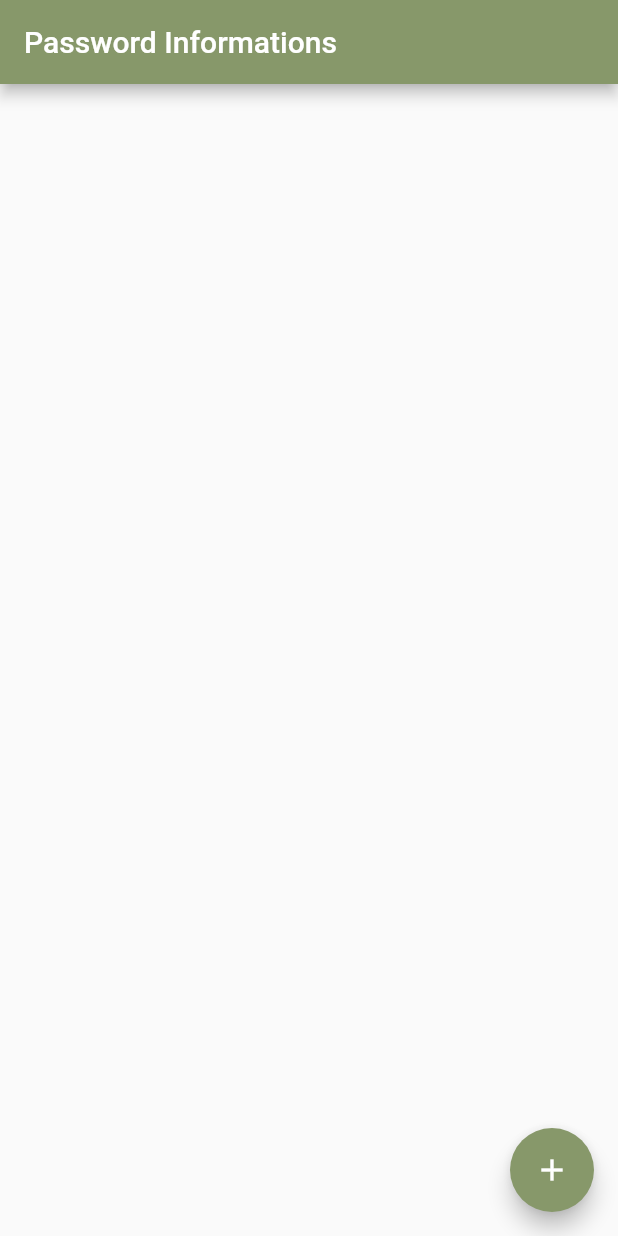
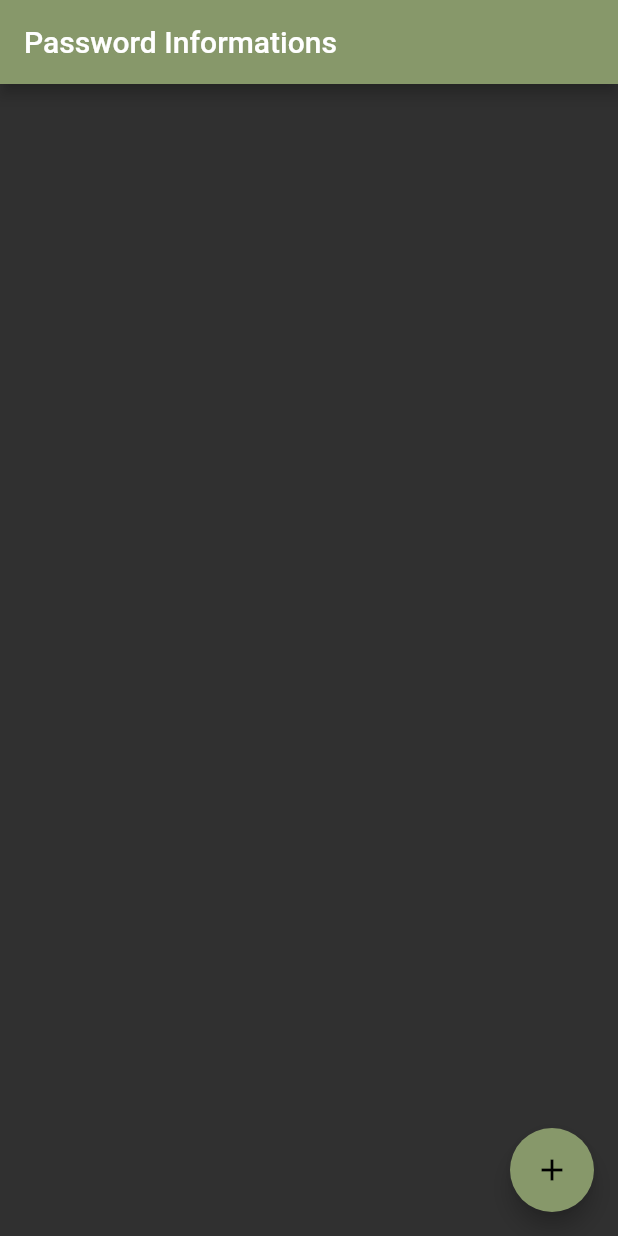
Before and after one commit to yasatubanur/Password-App, a Flutter app: the screen it shows after launch, on a phone screen of 412 x 824 dp. Run offline on Flutter 3.47's test engine with Material 2 defaults, Android fonts, the light colour scheme and no system bars; our stand-ins replace sqflite; accounts and stored records are empty.

Commit message:
app theme changed.

```diff
--- a/lib/main.dart
+++ b/lib/main.dart
@@ -11,7 +11,8 @@ class MyApp extends StatelessWidget {
   // This widget is the root of your application.
   @override
   Widget build(BuildContext context) {
-    return const MaterialApp(
+    return MaterialApp(
+      theme: ThemeData.dark(),
       home: PassInfoList(),
     );
   }
```
